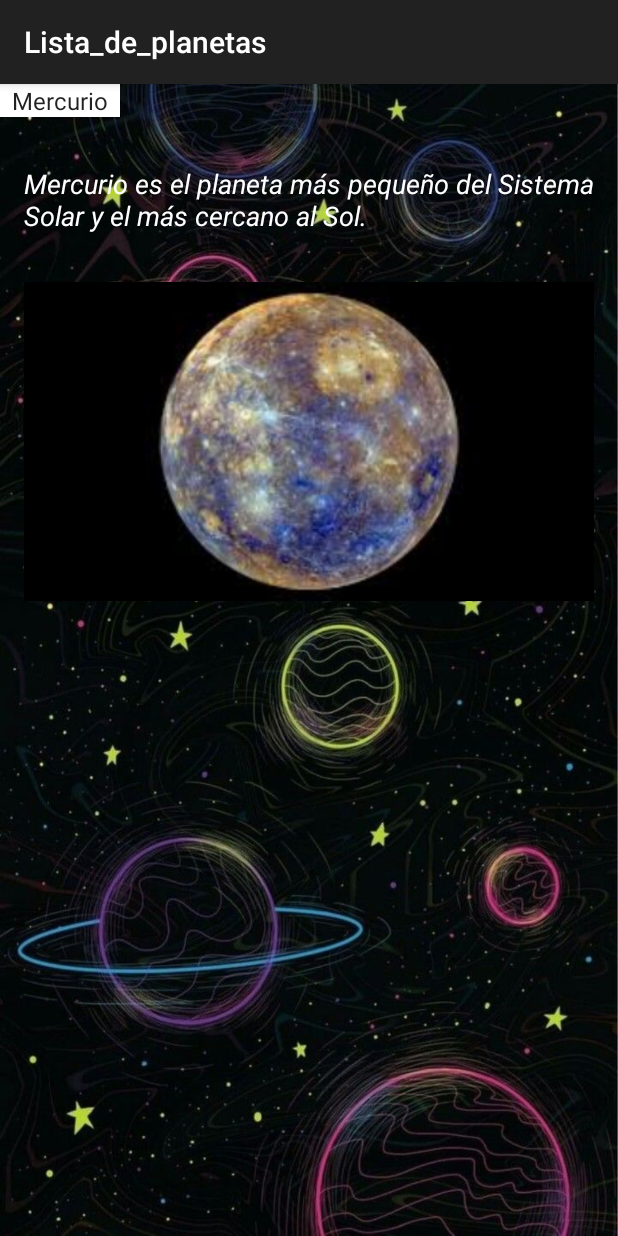
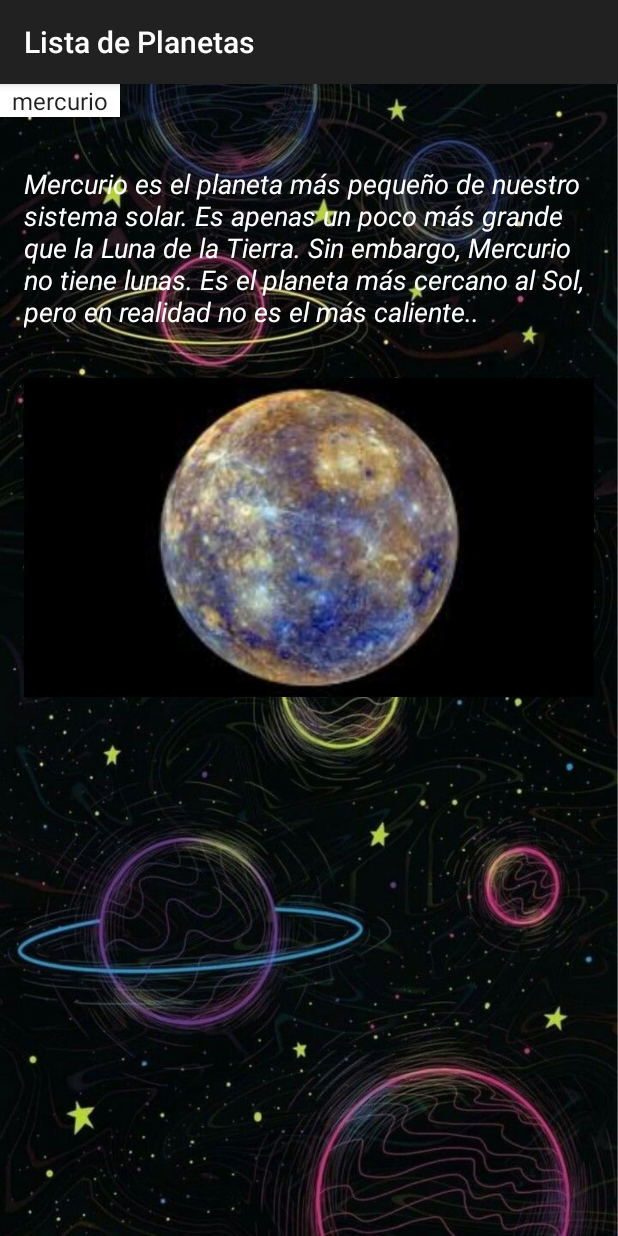
Before and after one commit to carloscruz05/spinner-planetas, an Android app: the screen it shows after launch (MainActivity), on a phone screen of 412 x 824 dp. Run offline under Robolectric (Android 15) with nearby library versions, the phone set to English and light mode, and no system bars.

Commit message:
tercer commit

```diff
--- a/app/src/main/java/com/example/lista_de_planetas/MainActivity.java
+++ b/app/src/main/java/com/example/lista_de_planetas/MainActivity.java
@@ -1,7 +1,6 @@
 package com.example.lista_de_planetas;
 
 import androidx.appcompat.app.AppCompatActivity;
-
 import android.os.Bundle;
 import android.view.View;
 import android.widget.AdapterView;
@@ -10,7 +9,6 @@ import android.widget.ImageView;
 import android.widget.Spinner;
 import android.widget.TextView;
 import android.widget.Toast;
-
 import java.util.ArrayList;
 import java.util.List;
 
@@ -18,7 +16,6 @@ public class MainActivity extends AppCompatActivity {
     Spinner planetSpinner;
     TextView planetDescription;
     ImageView planetImage;
-
     private List<Planet> planets;
 
     @Override
@@ -30,17 +27,15 @@ public class MainActivity extends AppCompatActivity {
         planetDescription = findViewById(R.id.planet_description);
         planetImage = findViewById(R.id.planet_image);
 
-
         planets = new ArrayList<>();
-        planets.add(new Planet("Mercurio", "Mercurio es el planeta más pequeño del Sistema Solar y el más cercano al Sol.", R.drawable.mercurio));
-        planets.add(new Planet("Venus", "Venus es el segundo planeta desde el Sol. Lleva el nombre de la diosa romana del amor y la belleza.", R.drawable.venus));
-        planets.add(new Planet("Tierra", "La Tierra es el tercer planeta desde el Sol y el único objeto astronómico conocido que alberga vida.", R.drawable.tierra));
-        planets.add(new Planet("Marte", "Marte es el cuarto planeta desde el Sol y el segundo más pequeño del Sistema Solar.", R.drawable.marte));
-        planets.add(new Planet("Júpiter", "Júpiter es el planeta más grande del Sistema Solar y el quinto desde el Sol.", R.drawable.jupiter));
-        planets.add(new Planet("Saturno", "Saturno es el sexto planeta desde el Sol y el segundo más grande del Sistema Solar, después de Júpiter.", R.drawable.saturno));
-        planets.add(new Planet("Urano", "Urano es el séptimo planeta desde el Sol. Tiene el tercer diámetro planetario más grande y la cuarta masa planetaria más grande del Sistema Solar.", R.drawable.urano));
-        planets.add(new Planet("Neptuno", "Neptuno es el octavo y más lejano planeta conocido del Sistema Solar desde el Sol.", R.drawable.neptuno));
-
+        planets.add(new Planet(getString(R.string.mercurio), getString(R.string.mercurio_description), R.drawable.mercurio));
+        planets.add(new Planet(getString(R.string.venus), getString(R.string.venus_description), R.drawable.venus));
+        planets.add(new Planet(getString(R.string.tierra), getString(R.string.tierra_description), R.drawable.tierra));
+        planets.add(new Planet(getString(R.string.marte), getString(R.string.marte_description), R.drawable.marte));
+        planets.add(new Planet(getString(R.string.jupiter), getString(R.string.jupiter_description), R.drawable.jupiter));
+        planets.add(new Planet(getString(R.string.saturno), getString(R.string.saturno_description), R.drawable.saturno));
+        planets.add(new Planet(getString(R.string.urano), getString(R.string.urano_description), R.drawable.urano));
+        planets.add(new Planet(getString(R.string.neptuno), getString(R.string.neptuno_description), R.drawable.neptuno));
 
         ArrayAdapter<Planet> adapter = new ArrayAdapter<>(this, android.R.layout.simple_spinner_item, planets);
         adapter.setDropDownViewResource(android.R.layout.simple_spinner_dropdown_item);
@@ -52,7 +47,7 @@ public class MainActivity extends AppCompatActivity {
                 Planet selectedPlanet = (Planet) parent.getItemAtPosition(position);
                 planetDescription.setText(selectedPlanet.getDescription());
                 planetImage.setImageResource(selectedPlanet.getImageResourceId());
-                Toast.makeText(MainActivity.this, "Planeta seleccionado: " + selectedPlanet.getName(), Toast.LENGTH_SHORT).show();
+                Toast.makeText(MainActivity.this, getString(R.string.planet_selected, selectedPlanet.getName()), Toast.LENGTH_SHORT).show();
             }
 
             @Override
@@ -61,8 +56,5 @@ public class MainActivity extends AppCompatActivity {
                 planetImage.setImageDrawable(null);
             }
         });
-
-
-
     }
 }
--- a/app/src/main/res/values/strings.xml
+++ b/app/src/main/res/values/strings.xml
@@ -1,3 +1,20 @@
 <resources>
-    <string name="app_name">Lista_de_planetas</string>
+    <string name="app_name">Lista de Planetas</string>
+    <string name="mercurio_description">Mercurio es el planeta más pequeño de nuestro sistema solar. Es apenas un poco más grande que la Luna de la Tierra. Sin embargo, Mercurio no tiene lunas. Es el planeta más cercano al Sol, pero en realidad no es el más caliente..</string>
+    <string name="venus_description">Venus es el segundo planeta del sistema solar en orden de proximidad al Sol y el tercero más pequeño después de Mercurio y Marte. Al igual que Mercurio, carece de satélites naturales. Recibe su nombre en honor a Venus, la diosa romana del amor.</string>
+    <string name="tierra_description">El único planeta conocido con vida, tiene una atmósfera rica en oxígeno y una biosfera que soporta una diversidad de ecosistemas. La Tierra tiene un campo magnético que protege la vida de la radiación solar dañina.</string>
+    <string name="marte_description">Conocido por su color rojizo debido al óxido de hierro en su superficie. Tiene el volcán más alto del sistema solar, Olympus Mons, y evidencia de agua líquida en el pasado.</string>
+    <string name="jupiter_description">Es el gigante gaseoso más grande con una masa mayor que la suma de todos los otros planetas. Su característica más notable es la Gran Mancha Roja, una tormenta gigante que ha estado activa durante siglos.</string>
+    <string name="saturno_description"> Es famoso por sus anillos compuestos principalmente de hielo y roca. Saturno tiene 82 lunas conocidas, incluyendo a Titán, que es más grande que Mercurio.</string>
+    <string name="urano_description">Urano es el séptimo planeta desde el Sol. Tiene el tercer diámetro planetario más grande y la cuarta masa planetaria más grande del Sistema Solar.</string>
+    <string name="neptuno_description">Es conocido por sus fuertes vientos y tormentas grandes como la Gran Mancha Oscura. Neptuno tiene 14 lunas conocidas y es el planeta más lejano del Sol desde el reajuste planetario que excluyó a Plutón.</string>
+    <string name="planet_selected">Planeta seleccionado: %1$s</string>
+    <string name="mercurio">mercurio</string>
+    <string name="venus">venus</string>
+    <string name="tierra">tierra</string>
+    <string name="marte">marte</string>
+    <string name="jupiter">jupiter</string>
+    <string name="saturno">saturno</string>
+    <string name="urano">urano</string>
+    <string name="neptuno">neptuno</string>
 </resources>
```
Also changed, not shown: app/src/main/res/layout/activity_main.xml (indentation only).
